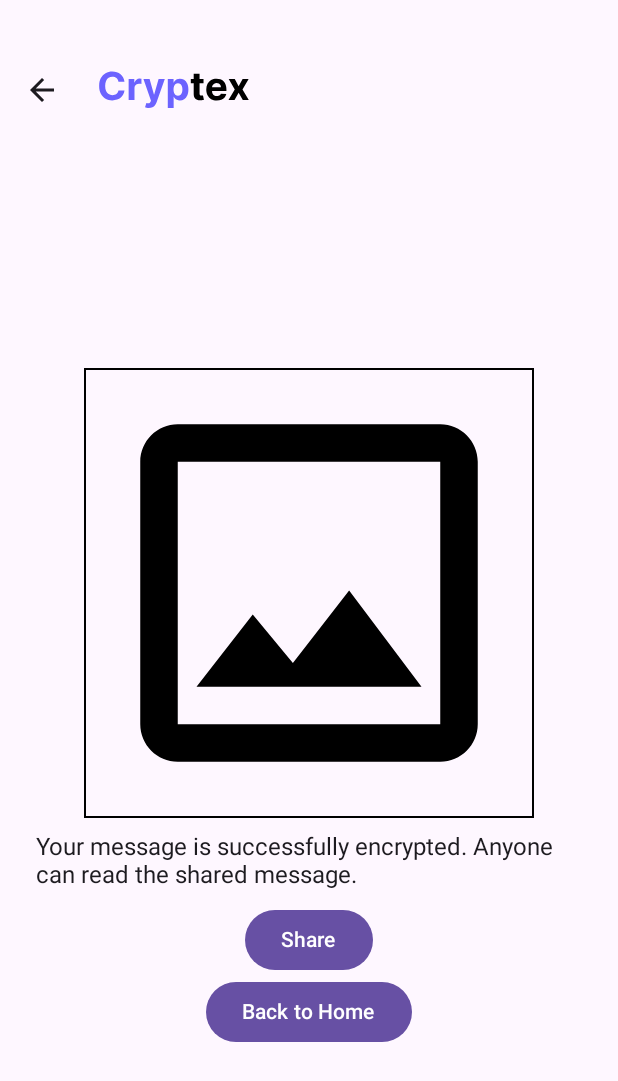
After one commit to ECE4410J-Pentagram/Pentagram-Frontend, an Android app built with Jetpack Compose: the EncryptOutputView screen opened through its navigation route, on a phone screen of 412 x 824 dp. The commit adds this screen. Shown: the top 1081 px of the screen. Run offline under Robolectric (Android 15) with nearby library versions, the phone set to English and light mode, and no system bars; our stand-ins replace constraintlayout-compose.

Commit message:
feat: dummy encrypt output screen

```diff
--- a/app/build.gradle
+++ b/app/build.gradle
@@ -73,5 +73,6 @@ dependencies {
     implementation "androidx.constraintlayout:constraintlayout-compose:1.0.1"
 
     implementation "me.saket.swipe:swipe:1.2.0"
+    implementation "androidx.compose.material:material-icons-extended:$compose_ui_version"
 
 }
--- a/app/src/main/java/cn/edu/sjtu/patrickli/cryptex/MainActivity.kt
+++ b/app/src/main/java/cn/edu/sjtu/patrickli/cryptex/MainActivity.kt
@@ -12,6 +12,7 @@ import androidx.navigation.compose.composable
 import androidx.navigation.compose.rememberNavController
 import cn.edu.sjtu.patrickli.cryptex.ContactViews.SelectContactView
 import cn.edu.sjtu.patrickli.cryptex.KeyViews.KeyListView
+import cn.edu.sjtu.patrickli.cryptex.SendViews.EncryptOutputView
 import cn.edu.sjtu.patrickli.cryptex.SendViews.EncryptView
 import cn.edu.sjtu.patrickli.cryptex.SendViews.SelectReceiverView
 import cn.edu.sjtu.patrickli.cryptex.model.ContactViewModel
@@ -39,6 +40,9 @@ class MainActivity : ComponentActivity() {
                 composable("EncryptView") {
                     EncryptView(context = this@MainActivity, navController = navController, contactViewModel = contactViewModel)
                 }
+                composable("EncryptOutputView") {
+                    EncryptOutputView(context = this@MainActivity, navController = navController, contactViewModel = contactViewModel)
+                }
             }
         }
     }
--- /dev/null
+++ b/app/src/main/java/cn/edu/sjtu/patrickli/cryptex/SendViews/EncryptOutputView.kt
@@ -0,0 +1,99 @@
+package cn.edu.sjtu.patrickli.cryptex.SendViews
+
+import android.content.Context
+import android.content.Intent
+import androidx.compose.foundation.Image
+import androidx.compose.foundation.border
+import androidx.compose.foundation.layout.Arrangement
+import androidx.compose.foundation.layout.Column
+import androidx.compose.foundation.layout.fillMaxSize
+import androidx.compose.foundation.layout.padding
+import androidx.compose.foundation.layout.size
+import androidx.compose.material.icons.Icons
+import androidx.compose.material.icons.outlined.Image
+import androidx.compose.material3.Button
+import androidx.compose.material3.ExperimentalMaterial3Api
+import androidx.compose.material3.Scaffold
+import androidx.compose.material3.Text
+import androidx.compose.runtime.Composable
+import androidx.compose.ui.Alignment
+import androidx.compose.ui.Modifier
+import androidx.compose.ui.graphics.Color
+import androidx.compose.ui.res.stringResource
+import androidx.compose.ui.unit.dp
+import androidx.compose.ui.unit.sp
+import androidx.constraintlayout.compose.ConstraintLayout
+import androidx.core.content.ContextCompat
+import androidx.navigation.NavHostController
+import cn.edu.sjtu.patrickli.cryptex.NavBackBar
+import cn.edu.sjtu.patrickli.cryptex.R
+import cn.edu.sjtu.patrickli.cryptex.model.ContactViewModel
+
+@OptIn(ExperimentalMaterial3Api::class)
+@Composable
+fun EncryptOutputView(context: Context, navController: NavHostController, contactViewModel: ContactViewModel) {
+    Scaffold(
+        topBar = {
+            NavBackBar(navController = navController)
+        },
+        content = { paddingValues ->
+            ConstraintLayout (
+                modifier = Modifier
+                    .padding(paddingValues)
+                    .fillMaxSize()
+            ) {
+                Column(
+                    horizontalAlignment = Alignment.CenterHorizontally,
+                    verticalArrangement = Arrangement.Center,
+                    modifier = Modifier
+                        .fillMaxSize()
+                        .padding(8.dp)
+                ) {
+                    Image(
+                        Icons.Outlined.Image,
+                        contentDescription = stringResource(R.string.defaultImage),
+                        modifier = Modifier
+                            .size(300.dp)
+                            .border(1.dp, Color.Black)
+                    )
+                    Text(
+                        text = stringResource(R.string.encryptDone) + " " + (
+                                contactViewModel.selectedContact
+                                    ?. let { stringResource(R.string.encryptOutputShareTo, it.name?:{"noname"}) }
+                                    ?: let { stringResource(R.string.encryptOutputShareAny) }
+                                ),
+                        fontSize = 16.sp,
+                        modifier = Modifier
+                            .padding(16.dp, 10.dp)
+                    )
+                    Button(onClick = { shareContent(context) }) {
+                        Text(text = stringResource(R.string.share))
+                    }
+                    Button(onClick = {
+                        navController.navigate("HomeView") { popUpTo(0) }
+                    }) {
+                        Text(text = stringResource(R.string.navHome))
+                    }
+                }
+            }
+        }
+    )
+}
+
+fun shareContent(context: Context) {
+    val type = "text/plain"
+    val subject = "Your subject"
+    val extraText = "My shared content"
+    val shareWith = "ShareWith"
+
+    val intent = Intent(Intent.ACTION_SEND)
+    intent.type = type
+    intent.putExtra(Intent.EXTRA_SUBJECT, subject)
+    intent.putExtra(Intent.EXTRA_TEXT, extraText)
+
+    ContextCompat.startActivity(
+        context,
+        Intent.createChooser(intent, shareWith),
+        null
+    )
+}
--- a/app/src/main/java/cn/edu/sjtu/patrickli/cryptex/SendViews/EncryptView.kt
+++ b/app/src/main/java/cn/edu/sjtu/patrickli/cryptex/SendViews/EncryptView.kt
@@ -32,7 +32,10 @@ fun EncryptView(context: Context, navController: NavHostController, contactViewM
     var inputText by remember { mutableStateOf("") }
     Scaffold(
         topBar = {
-            NavBackBarWithDone(navController = navController)
+            NavBackBarWithDone(
+                navController = navController,
+                onDone = { navController.navigate("EncryptOutputView") }
+            )
         },
         content = { paddingValues ->
             ConstraintLayout (
--- a/app/src/main/java/cn/edu/sjtu/patrickli/cryptex/TopBar.kt
+++ b/app/src/main/java/cn/edu/sjtu/patrickli/cryptex/TopBar.kt
@@ -60,7 +60,7 @@ fun NavBackBar(navController: NavHostController) {
 
 @OptIn(ExperimentalMaterial3Api::class)
 @Composable
-fun NavBackBarWithDone(navController: NavHostController) {
+fun NavBackBarWithDone(navController: NavHostController, onDone: () -> Unit) {
     TopAppBar (
         title = {
             BarImgComponent()
@@ -74,7 +74,7 @@ fun NavBackBarWithDone(navController: NavHostController) {
             }
         },
         actions = {
-            IconButton(onClick = { /*TODO*/ }) {
+            IconButton(onClick = { onDone() }) {
                 Icon(
                     Icons.Default.Done,
                     contentDescription = stringResource(R.string.done)
--- a/app/src/main/res/values/strings.xml
+++ b/app/src/main/res/values/strings.xml
@@ -16,4 +16,10 @@
     <string name="encryptNoReceiverTitle">No receiver is selected. Anyone can decrypt your message.</string>
     <string name="inputTextPlaceHolder">Text you want to encrypt</string>
     <string name="done">Done</string>
+    <string name="defaultImage">Default Image</string>
+    <string name="share">Share</string>
+    <string name="navHome">Back to Home</string>
+    <string name="encryptDone">Your message is successfully encrypted.</string>
+    <string name="encryptOutputShareTo">You can share this encrypted message to %1$s.</string>
+    <string name="encryptOutputShareAny">Anyone can read the shared message.</string>
 </resources>
```
